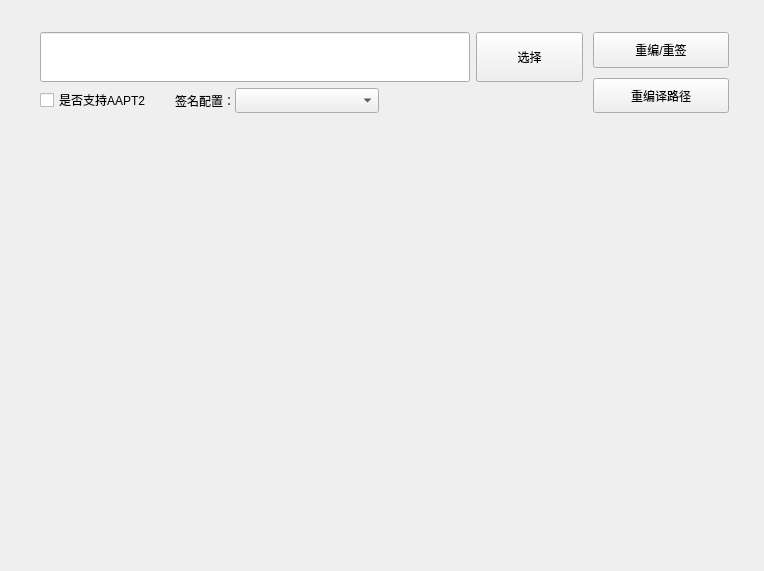
This is res/ui/widget_repack.ui in purejiang/BlankTool as Qt 5 draws it before an edit. The edited form follows.
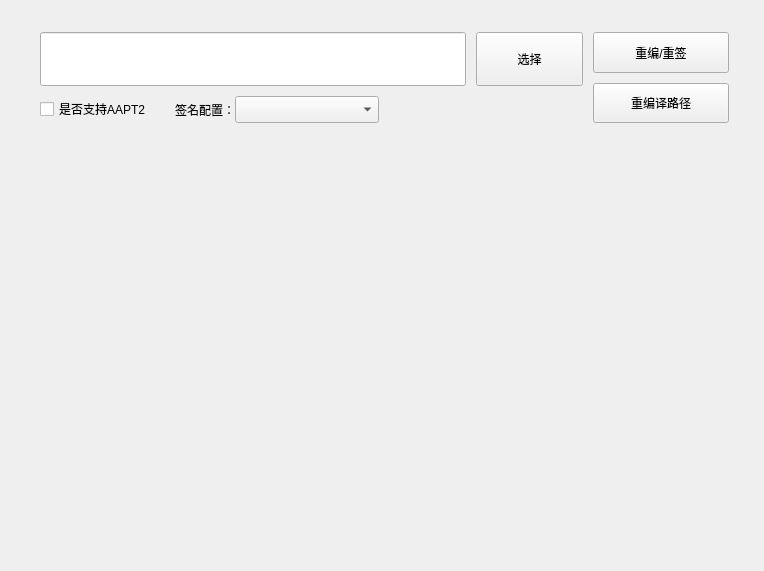
This is the edited form.

```diff
--- a/res/ui/widget_repack.ui
+++ b/res/ui/widget_repack.ui
@@ -76,12 +76,12 @@
              <number>16</number>
             </property>
             <property name="bottomMargin">
-             <number>20</number>
+             <number>10</number>
             </property>
             <item>
              <layout class="QVBoxLayout" name="verticalLayout_4" stretch="2,1">
               <property name="spacing">
-               <number>6</number>
+               <number>10</number>
               </property>
               <item>
                <layout class="QHBoxLayout" name="horizontalLayout_6" stretch="4,1">
```
Left out of the diff: 2 changed lines with no effect on the pictures.
